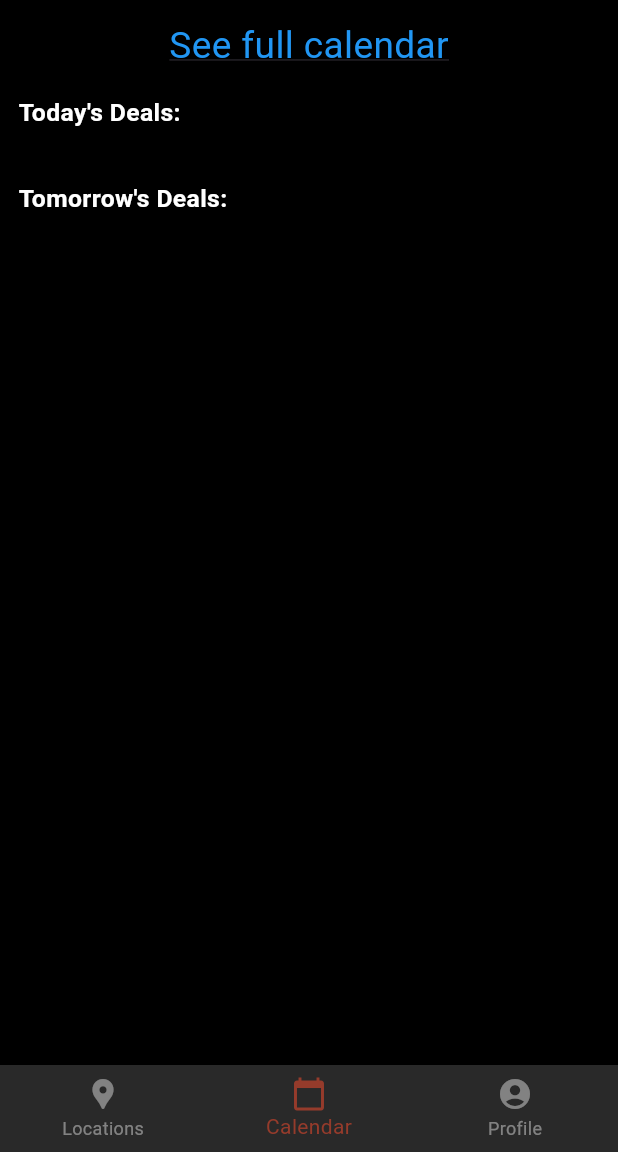
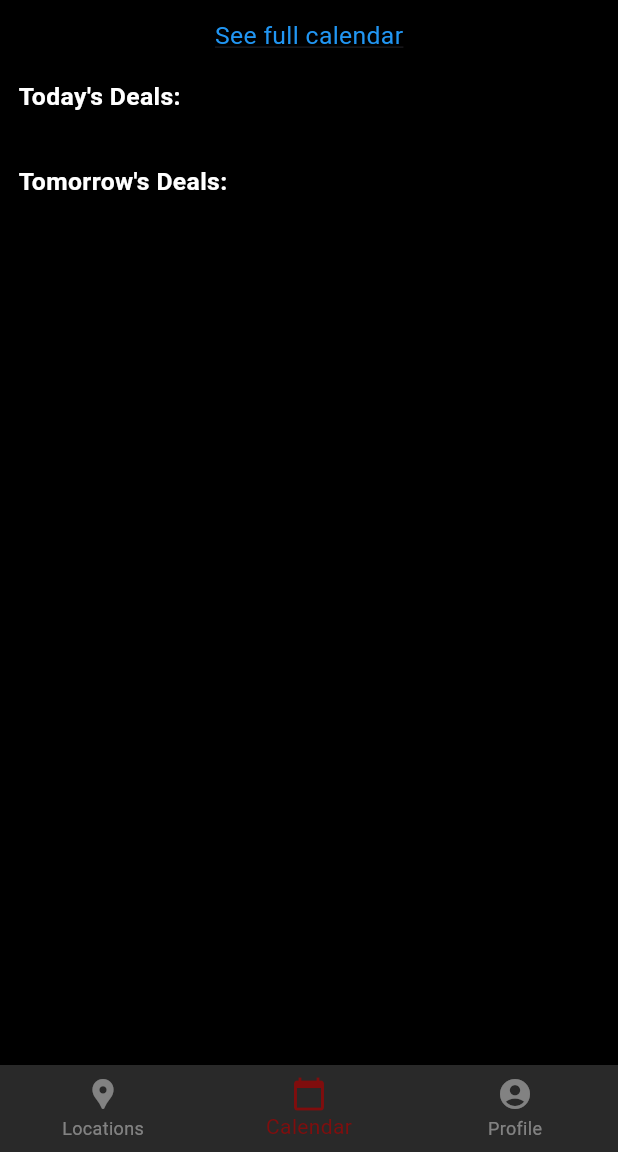
Before and after one commit to ZekePulido/BarBuzz, a Flutter app: the BarPage screen opened directly with empty values, item 2 of the bottom bar chosen, on a phone screen of 412 x 824 dp, the part 84-1236 px from its top. Run offline on Flutter 3.47's test engine with Material 3 defaults, Android fonts, the light colour scheme and no system bars; our stand-ins replace table_calendar.

Commit message:
updated fields

```diff
--- a/lib/pages/bar_page.dart
+++ b/lib/pages/bar_page.dart
@@ -69,7 +69,7 @@ class _BarPageState extends State<BarPage> {
             ),
           );
         },
-        selectedItemColor: Color.fromARGB(150, 225, 71, 44),
+        selectedItemColor: Color.fromARGB(175, 168, 0, 0),
         unselectedItemColor: Color.fromARGB(150, 192, 192, 192),
         items: [
           BottomNavigationBarItem(
--- a/lib/pages/calendar_page.dart
+++ b/lib/pages/calendar_page.dart
@@ -31,7 +31,7 @@ class _CalendarPageState extends State<CalendarPage> {
                   "See full calendar",
                   style: TextStyle(
                     color: Colors.blue,
-                    fontSize: screenWidth * 0.06,
+                    fontSize: screenWidth * 0.04,
                     decoration: TextDecoration.underline, // Optional: add underline to indicate it's clickable
                   ),
                 ),
--- a/lib/pages/full_calendar_page.dart
+++ b/lib/pages/full_calendar_page.dart
@@ -162,7 +162,7 @@ class _FullCalendarPageState extends State<FullCalendarPage> {
             ),
           );
         },
-        selectedItemColor: Color.fromARGB(150, 225, 71, 44),
+        selectedItemColor: Color.fromARGB(175, 168, 0, 0),
         unselectedItemColor: Color.fromARGB(150, 192, 192, 192),
         items: [
           BottomNavigationBarItem(
--- a/lib/pages/main_page.dart
+++ b/lib/pages/main_page.dart
@@ -63,7 +63,7 @@ class _MainPageState extends State<MainPage> {
         backgroundColor: Color.fromARGB(100, 105, 105, 105),
         currentIndex: _currentIndex,
         onTap: _onTabTapped,
-        selectedItemColor: Color.fromARGB(150, 225, 71, 44), // Color for selected item
+        selectedItemColor: Color.fromARGB(175, 168, 0, 0), // Color for selected item
         unselectedItemColor: Color.fromARGB(150, 192, 192, 192), // Color for unselected items
         items: [
           BottomNavigationBarItem(
```
Also changed, not shown: lib/pages/locations_page.dart (+17 -10 lines).
